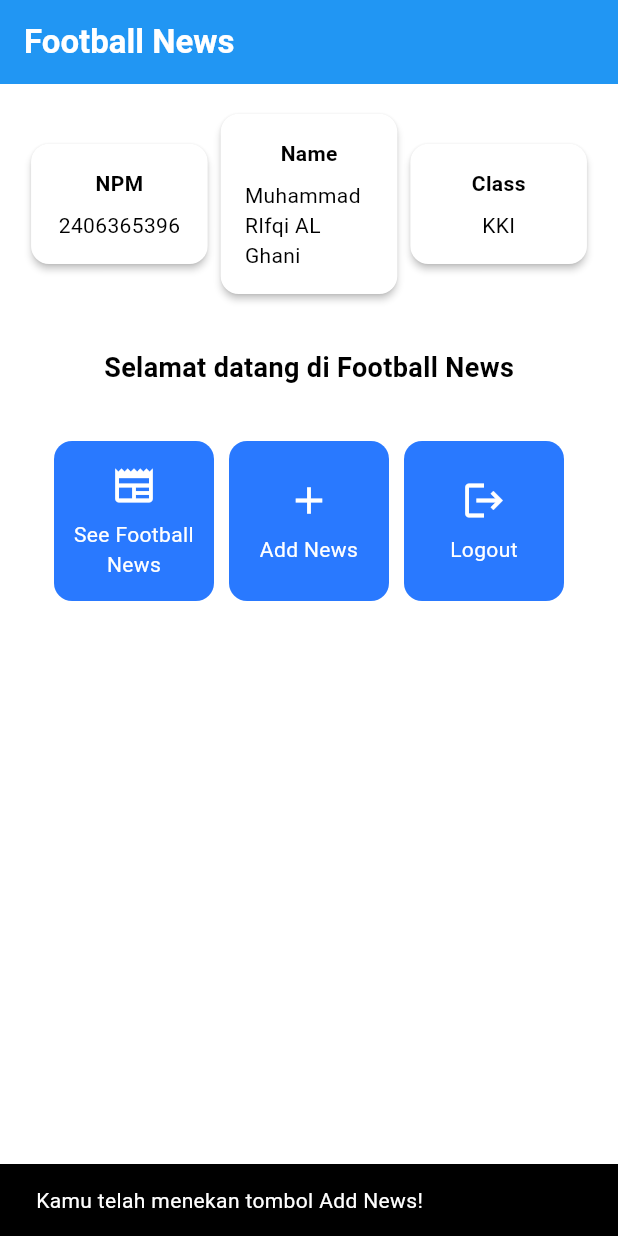
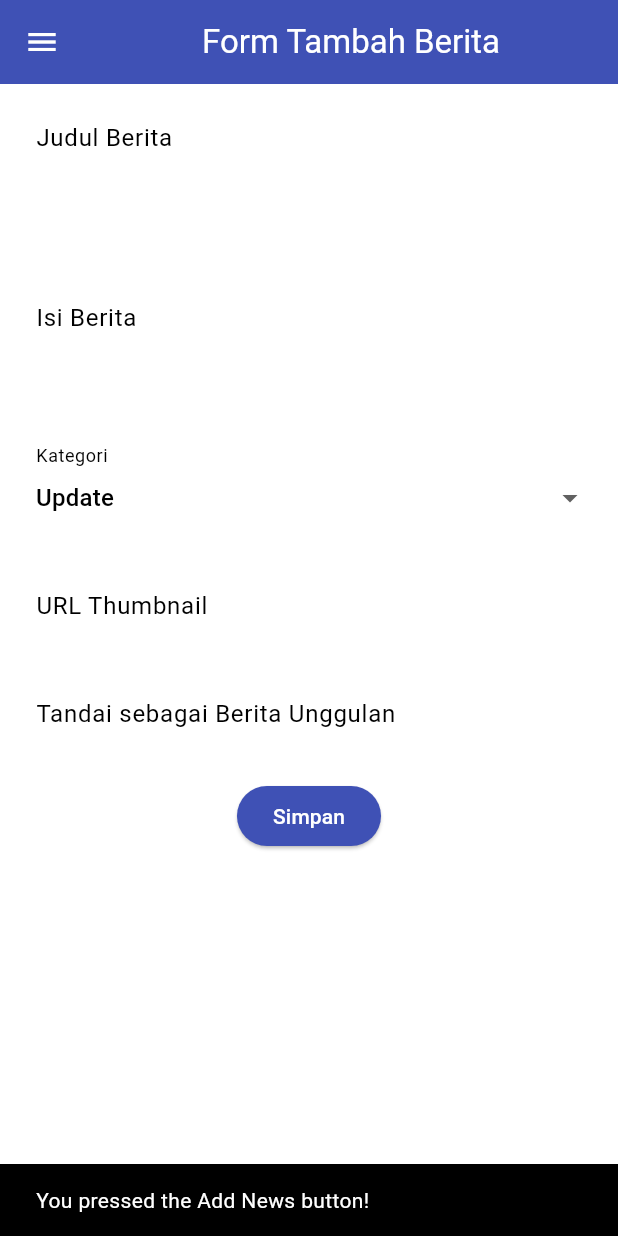
Before and after one commit to alghani46/football_news, a Flutter app: the screen it shows after launch, after a tap on "Add News", on a phone screen of 412 x 824 dp. Run offline on Flutter 3.47's test engine with Material 3 defaults, Android fonts, the phone set to English and light mode, and no system bars.

Commit message:
Tutorial 7
tutorial 7

```diff
--- a/lib/main.dart
+++ b/lib/main.dart
@@ -1,5 +1,5 @@
 import 'package:flutter/material.dart';
-import 'menu.dart';
+import 'package:football_news/screens/menu.dart';
 
 void main() {
   runApp(const MyApp());
@@ -13,21 +13,15 @@ class MyApp extends StatelessWidget {
     return MaterialApp(
       title: 'Football News',
       theme: ThemeData(
-        // Define a base color scheme for the whole app.
         colorScheme: ColorScheme.fromSwatch(
           primarySwatch: Colors.blue,
         ).copyWith(
-          // "secondary" is used by things like FloatingActionButton,
-          // cards in your Grid, etc.
           secondary: Colors.blueAccent[400],
         ),
-
-        // This just tells Flutter to prefer Material 3 styles if available.
         useMaterial3: true,
       ),
-
-      // This is the first page that will be shown when the app launches.
       home: const MyHomePage(),
+      debugShowCheckedModeBanner: false,
     );
   }
 }
--- a/lib/menu.dart
+++ b/lib/screens/menu.dart
@@ -1,14 +1,15 @@
 import 'package:flutter/material.dart';
+import 'package:football_news/widgets/left_drawer.dart';
+import 'package:football_news/screens/newslist_form.dart';
 
 class MyHomePage extends StatelessWidget {
   const MyHomePage({super.key});
 
   // Student info
-  final String nama = "Muhammad RIfqi AL Ghani";      // Name
-  final String npm = "2406365396";       // NPM
-  final String kelas = "KKI";            // Class
+  final String nama  = "Muhammad RIfqi AL Ghani";
+  final String npm   = "2406365396";
+  final String kelas = "KKI";
 
-  // Menu items for the grid
   final List<ItemHomepage> items = const [
     ItemHomepage("See Football News", Icons.newspaper),
     ItemHomepage("Add News", Icons.add),
@@ -28,6 +29,7 @@ class MyHomePage extends StatelessWidget {
         ),
         backgroundColor: Theme.of(context).colorScheme.primary,
       ),
+      drawer: const LeftDrawer(),
       body: Padding(
         padding: const EdgeInsets.all(16.0),
         child: Column(
@@ -37,9 +39,9 @@ class MyHomePage extends StatelessWidget {
             Row(
               mainAxisAlignment: MainAxisAlignment.spaceEvenly,
               children: [
-                InfoCard(title: 'NPM', content: npm),
+                InfoCard(title: 'NPM',  content: npm),
                 InfoCard(title: 'Name', content: nama),
-                InfoCard(title: 'Class', content: kelas),
+                InfoCard(title: 'Class',content: kelas),
               ],
             ),
 
@@ -53,14 +55,13 @@ class MyHomePage extends StatelessWidget {
                     const Padding(
                       padding: EdgeInsets.only(top: 16.0),
                       child: Text(
-                        'Selamat datang di Football News',
+                        'Welcome to Football News',
                         style: TextStyle(
                           fontWeight: FontWeight.bold,
                           fontSize: 18.0,
                         ),
                       ),
                     ),
-
                     const SizedBox(height: 16.0),
 
                     // Grid of the menu buttons
@@ -87,10 +88,8 @@ class MyHomePage extends StatelessWidget {
     );
   }
 }
-// This is an indedntation hell
 
 // ---------- ItemCard widget ----------
-// A clickable card with an icon and a label.
 class ItemCard extends StatelessWidget {
   final ItemHomepage item;
 
@@ -99,19 +98,26 @@ class ItemCard extends StatelessWidget {
   @override
   Widget build(BuildContext context) {
     return Material(
-      // Use theme's secondary color for the card background.
       color: Theme.of(context).colorScheme.secondary,
       borderRadius: BorderRadius.circular(12),
       child: InkWell(
         onTap: () {
-          // Show a SnackBar when tapped
+          // SnackBar
           ScaffoldMessenger.of(context)
             ..hideCurrentSnackBar()
             ..showSnackBar(
-              SnackBar(
-                content: Text("Kamu telah menekan tombol ${item.name}!"),
-              ),
+              SnackBar(content: Text("You pressed the ${item.name} button!")),
             );
+
+          // Navigate based on EN label
+          if (item.name == "Add News") {
+            Navigator.push(
+              context,
+              MaterialPageRoute(builder: (_) => const NewsFormPage()),
+            );
+          }
+          // else if (item.name == "See Football News") { /* navigate to list page */ }
+          // else if (item.name == "Logout") { /* handle logout */ }
         },
         child: Container(
           padding: const EdgeInsets.all(8),
@@ -119,11 +125,7 @@ class ItemCard extends StatelessWidget {
             child: Column(
               mainAxisAlignment: MainAxisAlignment.center,
               children: [
-                Icon(
-                  item.icon,
-                  color: Colors.white,
-                  size: 30.0,
-                ),
+                Icon(item.icon, color: Colors.white, size: 30.0),
                 const SizedBox(height: 8),
                 Text(
                   item.name,
@@ -140,7 +142,6 @@ class ItemCard extends StatelessWidget {
 }
 
 // ---------- InfoCard widget ----------
-// Small card showing one piece of profile info (NPM, Name, Class).
 class InfoCard extends StatelessWidget {
   final String title;
   final String content;
@@ -160,10 +161,7 @@ class InfoCard extends StatelessWidget {
         padding: const EdgeInsets.all(16.0),
         child: Column(
           children: [
-            Text(
-              title,
-              style: const TextStyle(fontWeight: FontWeight.bold),
-            ),
+            Text(title, style: const TextStyle(fontWeight: FontWeight.bold)),
             const SizedBox(height: 8.0),
             Text(content),
           ],
@@ -173,7 +171,6 @@ class InfoCard extends StatelessWidget {
   }
 }
 
-
 class ItemHomepage {
   final String name;
   final IconData icon;
--- /dev/null
+++ b/lib/screens/newslist_form.dart
@@ -0,0 +1,222 @@
+import 'package:flutter/material.dart';
+import 'package:football_news/widgets/left_drawer.dart';
+
+class NewsFormPage extends StatefulWidget {
+  const NewsFormPage({super.key});
+
+  @override
+  State<NewsFormPage> createState() => _NewsFormPageState();
+}
+
+class _NewsFormPageState extends State<NewsFormPage> {
+  final _formKey = GlobalKey<FormState>();
+
+  String _title = "";
+  String _content = "";
+  String _category = "update";
+  String _thumbnail = "";
+  bool _isFeatured = false;
+
+  final List<String> _categories = const [
+    'transfer',
+    'update',
+    'exclusive',
+    'match',
+    'rumor',
+    'analysis',
+  ];
+
+  @override
+  Widget build(BuildContext context) {
+    return Scaffold(
+      appBar: AppBar(
+        title: const Center(child: Text('Form Tambah Berita')),
+        backgroundColor: Colors.indigo,
+        foregroundColor: Colors.white,
+      ),
+      drawer: const LeftDrawer(),
+      body: Form(
+        key: _formKey,
+        child: SingleChildScrollView(
+          child: Column(
+            crossAxisAlignment: CrossAxisAlignment.start,
+            children: [
+              // Title
+              Padding(
+                padding: const EdgeInsets.all(8.0),
+                child: TextFormField(
+                  decoration: InputDecoration(
+                    hintText: "Judul Berita",
+                    labelText: "Judul Berita",
+                    border: OutlineInputBorder(
+                      borderRadius: BorderRadius.circular(5.0),
+                    ),
+                  ),
+                  onChanged: (String? value) {
+                    setState(() {
+                      _title = value!;
+                    });
+                  },
+                  validator: (String? value) {
+                    if (value == null || value.isEmpty) {
+                      return "Judul tidak boleh kosong!";
+                    }
+                    return null;
+                  },
+                ),
+              ),
+
+              // Content
+              Padding(
+                padding: const EdgeInsets.all(8.0),
+                child: TextFormField(
+                  maxLines: 5,
+                  decoration: InputDecoration(
+                    hintText: "Isi Berita",
+                    labelText: "Isi Berita",
+                    border: OutlineInputBorder(
+                      borderRadius: BorderRadius.circular(5.0),
+                    ),
+                  ),
+                  onChanged: (String? value) {
+                    setState(() {
+                      _content = value!;
+                    });
+                  },
+                  validator: (String? value) {
+                    if (value == null || value.isEmpty) {
+                      return "Isi berita tidak boleh kosong!";
+                    }
+                    return null;
+                  },
+                ),
+              ),
+
+              // Category
+              Padding(
+                padding: const EdgeInsets.all(8.0),
+                child: DropdownButtonFormField<String>(
+                  decoration: InputDecoration(
+                    labelText: "Kategori",
+                    border: OutlineInputBorder(
+                      borderRadius: BorderRadius.circular(5.0),
+                    ),
+                  ),
+                  value: _category,
+                  items: _categories
+                      .map((cat) => DropdownMenuItem(
+                            value: cat,
+                            child: Text(
+                              cat[0].toUpperCase() + cat.substring(1),
+                            ),
+                          ))
+                      .toList(),
+                  onChanged: (String? newValue) {
+                    setState(() {
+                      _category = newValue!;
+                    });
+                  },
+                ),
+              ),
+
+              // Thumbnail
+              Padding(
+                padding: const EdgeInsets.all(8.0),
+                child: TextFormField(
+                  decoration: InputDecoration(
+                    hintText: "URL Thumbnail (opsional)",
+                    labelText: "URL Thumbnail",
+                    border: OutlineInputBorder(
+                      borderRadius: BorderRadius.circular(5.0),
+                    ),
+                  ),
+                  onChanged: (String? value) {
+                    setState(() {
+                      _thumbnail = value ?? "";
+                    });
+                  },
+                ),
+              ),
+
+              // Featured
+              Padding(
+                padding: const EdgeInsets.all(8.0),
+                child: SwitchListTile(
+                  title: const Text("Tandai sebagai Berita Unggulan"),
+                  value: _isFeatured,
+                  onChanged: (bool value) {
+                    setState(() {
+                      _isFeatured = value;
+                    });
+                  },
+                ),
+              ),
+
+              // Save Button
+              Align(
+                alignment: Alignment.bottomCenter,
+                child: Padding(
+                  padding: const EdgeInsets.all(8.0),
+                  child: ElevatedButton(
+                    style: ButtonStyle(
+                      backgroundColor:
+                          MaterialStateProperty.all(Colors.indigo),
+                    ),
+                    onPressed: () {
+                      if (_formKey.currentState!.validate()) {
+                        showDialog(
+                          context: context,
+                          builder: (context) {
+                            return AlertDialog(
+                              title:
+                                  const Text('Berita berhasil disimpan!'),
+                              content: SingleChildScrollView(
+                                child: Column(
+                                  crossAxisAlignment:
+                                      CrossAxisAlignment.start,
+                                  children: [
+                                    Text('Judul: $_title'),
+                                    Text('Isi: $_content'),
+                                    Text('Kategori: $_category'),
+                                    Text('Thumbnail: $_thumbnail'),
+                                    Text(
+                                      'Unggulan: ${_isFeatured ? "Ya" : "Tidak"}',
+                                    ),
+                                  ],
+                                ),
+                              ),
+                              actions: [
+                                TextButton(
+                                  child: const Text('OK'),
+                                  onPressed: () {
+                                    Navigator.pop(context);
+                                  },
+                                ),
+                              ],
+                            );
+                          },
+                        );
+                        _formKey.currentState!.reset();
+                        setState(() {
+                          _title = "";
+                          _content = "";
+                          _category = "update";
+                          _thumbnail = "";
+                          _isFeatured = false;
+                        });
+                      }
+                    },
+                    child: const Text(
+                      "Simpan",
+                      style: TextStyle(color: Colors.white),
+                    ),
+                  ),
+                ),
+              ),
+            ],
+          ),
+        ),
+      ),
+    );
+  }
+}
--- /dev/null
+++ b/lib/widgets/left_drawer.dart
@@ -0,0 +1,70 @@
+import 'package:flutter/material.dart';
+import 'package:football_news/screens/menu.dart';
+import 'package:football_news/screens/newslist_form.dart';
+
+class LeftDrawer extends StatelessWidget {
+  const LeftDrawer({super.key});
+
+  @override
+  Widget build(BuildContext context) {
+    return Drawer(
+      child: ListView(
+        padding: EdgeInsets.zero,
+        children: [
+          const DrawerHeader(
+            decoration: BoxDecoration(color: Colors.blue),
+            child: Column(
+              children: [
+                Text(
+                  'Football News',
+                  textAlign: TextAlign.center,
+                  style: TextStyle(
+                    fontSize: 30,
+                    fontWeight: FontWeight.bold,
+                    color: Colors.white,
+                  ),
+                ),
+                Padding(padding: EdgeInsets.all(10)),
+                Text(
+                  "Seluruh berita sepak bola terkini di sini!",
+                  textAlign: TextAlign.center,
+                  style: TextStyle(
+                    fontSize: 15,
+                    color: Colors.white,
+                    fontWeight: FontWeight.normal,
+                  ),
+                ),
+              ],
+            ),
+          ),
+          ListTile(
+            leading: const Icon(Icons.home_outlined),
+            title: const Text('Home'),
+            onTap: () {
+              Navigator.pop(context);
+              Navigator.pushReplacement(
+                context,
+                MaterialPageRoute(
+                  builder: (context) => const MyHomePage(),
+                ),
+              );
+            },
+          ),
+          ListTile(
+            leading: const Icon(Icons.post_add),
+            title: const Text('Add News'),
+            onTap: () {
+              Navigator.pop(context);
+              Navigator.push(
+                context,
+                MaterialPageRoute(
+                  builder: (context) => const NewsFormPage(),
+                ),
+              );
+            },
+          ),
+        ],
+      ),
+    );
+  }
+}
```
Also changed, not shown: lib/widgets/news_card.dart (added, +38 -0 lines).
